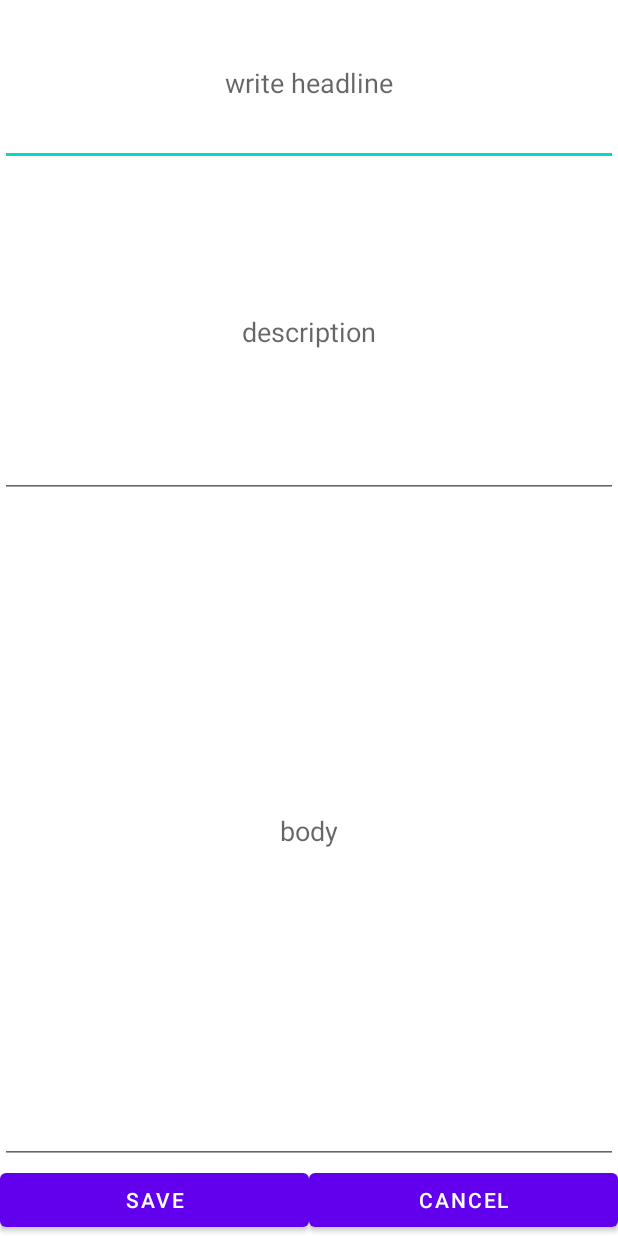
After one commit to StepanAlexandrovich/Notes, an Android app: the layout fragment_note.xml on its own in the app's theme, with its tools: preview values and no code run, on a phone screen of 412 x 824 dp. The commit adds this screen. Run offline under Robolectric (Android 15) with nearby library versions, the light colour scheme and no system bars.

Commit message:
lesson_6_6

```diff
--- /dev/null
+++ b/app/src/main/java/java/android/notes/Constants.java
@@ -0,0 +1,5 @@
+package java.android.notes;
+
+public interface Constants {
+    enum Mode{ addNote,openNote }
+}
--- /dev/null
+++ b/app/src/main/res/layout/fragment_note.xml
@@ -0,0 +1,55 @@
+<?xml version="1.0" encoding="utf-8"?>
+<LinearLayout xmlns:android="http://schemas.android.com/apk/res/android"
+    android:orientation="vertical"
+    android:layout_width="match_parent"
+    android:layout_height="match_parent">
+
+    <EditText
+        style="@style/editTextNote"
+        android:id="@+id/editTextHeadLine"
+        android:layout_width="match_parent"
+        android:layout_height="0dp"
+        android:layout_weight="1"
+        android:hint="@string/head_line"/>
+
+    <EditText
+        style="@style/editTextNote"
+        android:id="@+id/editTextDescription"
+        android:layout_width="match_parent"
+        android:layout_height="0dp"
+        android:layout_weight="2"
+        android:hint="@string/description"/>
+
+    <EditText
+        style="@style/editTextNote"
+        android:id="@+id/editTextBody"
+        android:layout_width="match_parent"
+        android:layout_height="0dp"
+        android:layout_weight="4"
+        android:hint="@string/body"/>
+
+
+    <LinearLayout
+        android:layout_width="match_parent"
+        android:layout_height="wrap_content"
+        android:orientation="horizontal">
+
+        <Button
+            android:id="@+id/buttonAdd"
+            android:layout_width="0dp"
+            android:layout_weight="1"
+            android:layout_height="wrap_content"
+            android:text="@string/save"/>
+
+        <Button
+            android:id="@+id/buttonCancel"
+            android:layout_width="0dp"
+            android:layout_weight="1"
+            android:layout_height="wrap_content"
+            android:text="@string/cancel" />
+
+    </LinearLayout>
+
+
+
+</LinearLayout>
--- a/app/src/main/res/values/strings.xml
+++ b/app/src/main/res/values/strings.xml
@@ -1,4 +1,10 @@
 <resources>
     <string name="app_name">Notes</string>
+
     <string name="add_note">add note</string>
+    <string name="head_line">write headline</string>
+    <string name="description">description</string>
+    <string name="body">body</string>
+    <string name="save">save</string>
+    <string name="cancel">cancel</string>
 </resources>
--- a/app/src/main/res/values/themes.xml
+++ b/app/src/main/res/values/themes.xml
@@ -14,4 +14,10 @@
         <!-- Customize your theme here. -->
         <item name="android:windowFullscreen">true</item>
     </style>
+
+    <style name="editTextNote">
+        <item name="android:ems">10</item>
+        <item name="android:inputType">text</item>
+        <item name="android:gravity">center</item>
+    </style>
 </resources>
```
Also changed, not shown: app/src/main/java/java/android/notes/MainActivity.java (+38 -17 lines), app/src/main/java/java/android/notes/NoteFragment.java (added, +77 -0 lines), app/src/main/java/java/android/notes/NotesFragment.java (+3 -5 lines), app/src/main/res/layout-land/activity_main.xml (added, +24 -0 lines).
